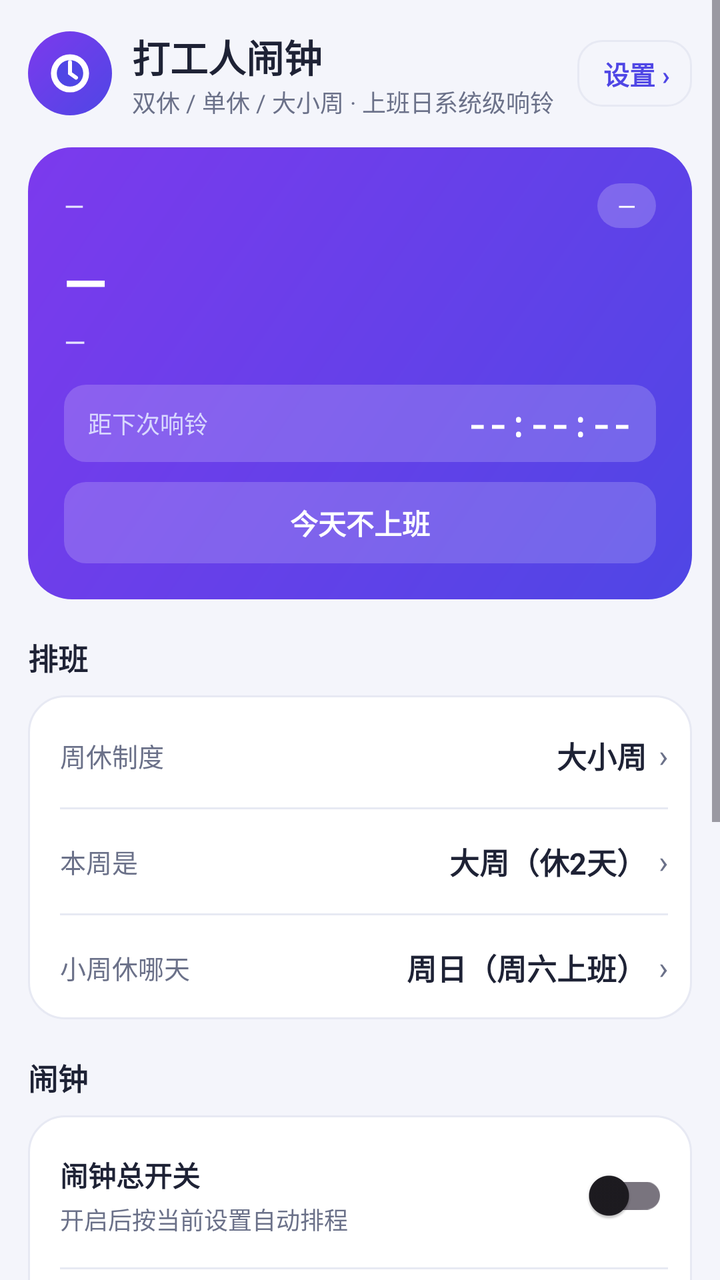
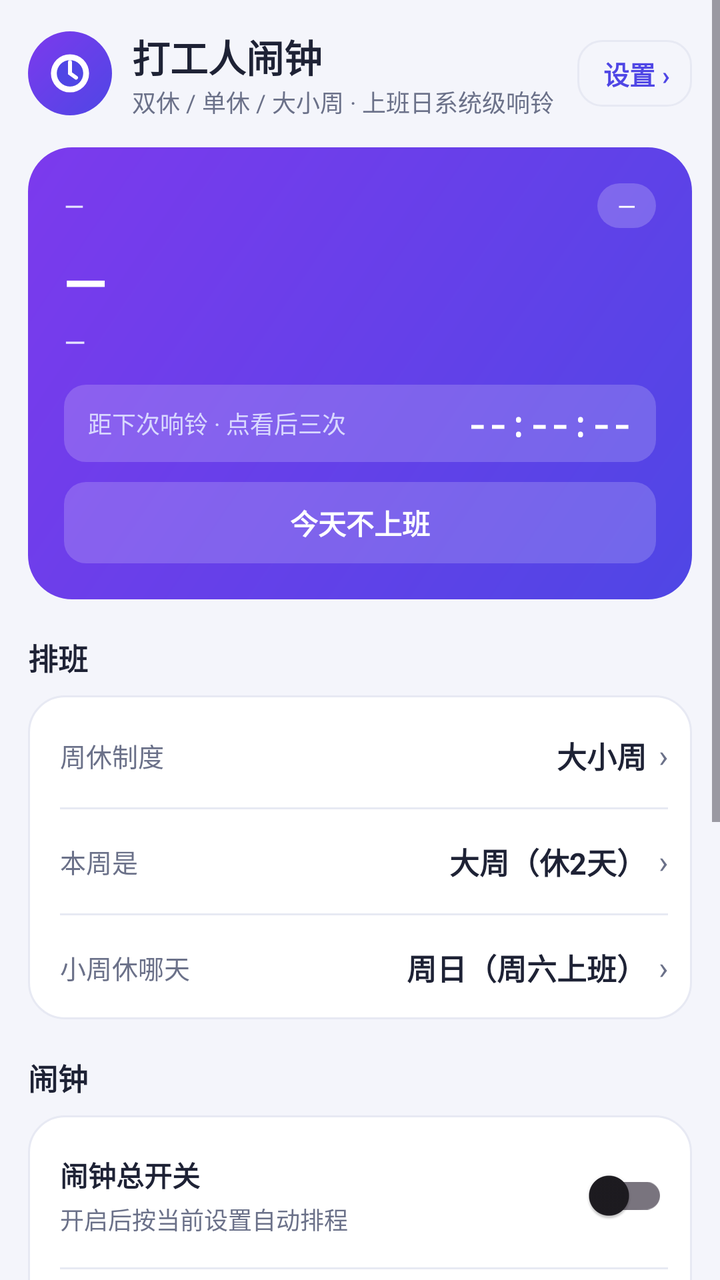

Compare the two renders of this Android layout. The source of the first and the diff that turns it into the second are given below.
<!-- AndroidManifest.xml: application theme Theme.DaxiaoWeekAlarm -->
<!-- res/layout/activity_main.xml -->
<?xml version="1.0" encoding="utf-8"?>
<ScrollView xmlns:android="http://schemas.android.com/apk/res/android"
    android:layout_width="match_parent"
    android:layout_height="match_parent"
    android:background="@color/bg"
    android:fitsSystemWindows="true">

    <LinearLayout
        android:layout_width="match_parent"
        android:layout_height="wrap_content"
        android:orientation="vertical"
        android:padding="14dp">

        
        <LinearLayout
            android:layout_width="match_parent"
            android:layout_height="wrap_content"
            android:orientation="horizontal"
            android:gravity="center_vertical"
            android:layout_marginBottom="14dp">

            <ImageView
                android:layout_width="42dp"
                android:layout_height="42dp"
                android:background="@drawable/bg_hero"
                android:padding="8dp"
                android:src="@drawable/ic_clock_white" />

            <LinearLayout
                android:layout_width="0dp"
                android:layout_height="wrap_content"
                android:layout_weight="1"
                android:orientation="vertical"
                android:layout_marginStart="10dp">

                <TextView
                    android:layout_width="wrap_content"
                    android:layout_height="wrap_content"
                    android:text="打工人闹钟"
                    android:textColor="@color/ink"
                    android:textSize="19sp"
                    android:textStyle="bold" />

                <TextView
                    android:layout_width="wrap_content"
                    android:layout_height="wrap_content"
                    android:text="双休 / 单休 / 大小周 · 上班日系统级响铃"
                    android:textColor="@color/sub"
                    android:textSize="12sp" />
            </LinearLayout>

            
            <TextView
                android:id="@+id/btn_settings_entry"
                android:layout_width="wrap_content"
                android:layout_height="wrap_content"
                android:layout_marginStart="8dp"
                android:background="@drawable/bg_time_outline"
                android:clickable="true"
                android:focusable="true"
                android:paddingStart="13dp"
                android:paddingEnd="11dp"
                android:paddingTop="7dp"
                android:paddingBottom="7dp"
                android:text="设置 ›"
                android:textColor="@color/indigo"
                android:textSize="13sp"
                android:textStyle="bold" />
        </LinearLayout>

        
        <LinearLayout
            android:layout_width="match_parent"
            android:layout_height="wrap_content"
            android:orientation="vertical"
            android:background="@drawable/bg_hero"
            android:padding="18dp">

            <LinearLayout
                android:layout_width="match_parent"
                android:layout_height="wrap_content"
                android:orientation="horizontal"
                android:gravity="center_vertical">

                
                <LinearLayout
                    android:layout_width="0dp"
                    android:layout_height="wrap_content"
                    android:layout_weight="1"
                    android:orientation="vertical">

                    <TextView
                        android:id="@+id/tv_today_date"
                        android:layout_width="wrap_content"
                        android:layout_height="wrap_content"
                        android:text="—"
                        android:textColor="#E6E4FF"
                        android:textSize="13sp" />

                    <TextView
                        android:id="@+id/tv_today_lunar"
                        android:layout_width="wrap_content"
                        android:layout_height="wrap_content"
                        android:layout_marginTop="1dp"
                        android:text=""
                        android:textColor="#C9CEFD"
                        android:textSize="11sp"
                        android:visibility="gone" />
                </LinearLayout>

                <TextView
                    android:id="@+id/tv_week_chip"
                    style="@style/WeekChip"
                    android:layout_width="wrap_content"
                    android:layout_height="wrap_content"
                    android:text="—" />
            </LinearLayout>

            <TextView
                android:id="@+id/tv_today_status"
                android:layout_width="wrap_content"
                android:layout_height="wrap_content"
                android:layout_marginTop="8dp"
                android:text="—"
                android:textColor="@color/white"
                android:textSize="28sp"
                android:textStyle="bold" />

            <TextView
                android:id="@+id/tv_today_sub"
                android:layout_width="match_parent"
                android:layout_height="wrap_content"
                android:layout_marginTop="2dp"
                android:text="—"
                android:textColor="#E6E4FF"
                android:textSize="14sp"
                android:lineSpacingMultiplier="1.15" />

            
            <LinearLayout
                android:id="@+id/box_countdown"
                android:layout_width="match_parent"
                android:layout_height="wrap_content"
                android:layout_marginTop="12dp"
                android:background="@drawable/bg_hero_pill"
                android:gravity="center_vertical"
                android:orientation="horizontal"
                android:paddingStart="12dp"
                android:paddingEnd="12dp"
                android:paddingTop="8dp"
                android:paddingBottom="8dp">

                <TextView
                    android:id="@+id/tv_countdown_label"
                    android:layout_width="0dp"
                    android:layout_height="wrap_content"
                    android:layout_weight="1"
                    android:ellipsize="end"
                    android:maxLines="1"
                    android:text="距下次响铃"
                    android:textColor="#D9D8FF"
                    android:textSize="12sp" />

                <TextView
                    android:id="@+id/tv_countdown"
                    android:layout_width="wrap_content"
                    android:layout_height="wrap_content"
                    android:fontFamily="monospace"
                    android:text="--:--:--"
                    android:textColor="@color/white"
                    android:textSize="17sp"
                    android:textStyle="bold" />
            </LinearLayout>

            
            <TextView
                android:id="@+id/btn_day_off"
                android:layout_width="match_parent"
                android:layout_height="wrap_content"
                android:layout_marginTop="10dp"
                android:background="@drawable/bg_hero_pill"
                android:clickable="true"
                android:focusable="true"
                android:gravity="center"
                android:paddingTop="10dp"
                android:paddingBottom="10dp"
                android:text="今天不上班"
                android:textColor="@color/white"
                android:textSize="14sp"
                android:textStyle="bold" />

        </LinearLayout>

        
        <TextView
            style="@style/SectionTitle"
            android:layout_width="wrap_content"
            android:layout_height="wrap_content"
            android:layout_marginTop="18dp"
            android:layout_marginBottom="8dp"
            android:text="排班" />

        <LinearLayout
            android:layout_width="match_parent"
            android:layout_height="wrap_content"
            android:background="@drawable/bg_card"
            android:orientation="vertical"
            android:paddingTop="4dp">

            
            <LinearLayout
                android:id="@+id/row_week_mode"
                style="@style/CardRow">

                <TextView
                    style="@style/CardRowLabel"
                    android:text="周休制度" />

                <TextView
                    android:id="@+id/tv_week_mode"
                    style="@style/CardRowValue"
                    android:text="大小周" />

                <TextView style="@style/CardRowChevron" />
            </LinearLayout>

            
            <LinearLayout
                android:id="@+id/ll_big_small"
                android:layout_width="match_parent"
                android:layout_height="wrap_content"
                android:orientation="vertical">

                <View style="@style/CardDivider" />

                
                <LinearLayout
                    android:id="@+id/row_week_big"
                    style="@style/CardRow">

                    <TextView
                        style="@style/CardRowLabel"
                        android:text="本周是" />

                    <TextView
                        android:id="@+id/tv_week_big"
                        style="@style/CardRowValue"
                        android:text="大周（休2天）" />

                    <TextView style="@style/CardRowChevron" />
                </LinearLayout>

                <View style="@style/CardDivider" />

                
                <LinearLayout
                    android:id="@+id/row_small_rest"
                    style="@style/CardRow">

                    <TextView
                        style="@style/CardRowLabel"
                        android:text="小周休哪天" />

                    <TextView
                        android:id="@+id/tv_small_rest"
                        style="@style/CardRowValue"
                        android:text="周日（周六上班）" />

                    <TextView style="@style/CardRowChevron" />
                </LinearLayout>
            </LinearLayout>
        </LinearLayout>

        
        <TextView
            style="@style/SectionTitle"
            android:layout_width="wrap_content"
            android:layout_height="wrap_content"
            android:layout_marginTop="18dp"
            android:layout_marginBottom="8dp"
            android:text="闹钟" />

        <LinearLayout
            android:layout_width="match_parent"
            android:layout_height="wrap_content"
            android:background="@drawable/bg_card"
            android:orientation="vertical"
            android:paddingTop="4dp">

            
            <LinearLayout
                android:id="@+id/row_alarm_switch"
                style="@style/CardRow">

                <LinearLayout
                    android:layout_width="0dp"
                    android:layout_height="wrap_content"
                    android:layout_weight="1"
                    android:orientation="vertical">

                    <TextView
                        android:layout_width="wrap_content"
                        android:layout_height="wrap_content"
                        android:text="闹钟总开关"
                        android:textColor="@color/ink"
                        android:textSize="14sp"
                        android:textStyle="bold" />

                    <TextView
                        android:id="@+id/tv_switch_hint"
                        android:layout_width="wrap_content"
                        android:layout_height="wrap_content"
                        android:layout_marginTop="3dp"
                        android:text="开启后按当前设置自动排程"
                        android:textColor="@color/sub"
                        android:textSize="12sp" />
                </LinearLayout>

                <androidx.appcompat.widget.SwitchCompat
                    android:id="@+id/switch_alarm"
                    android:layout_width="wrap_content"
                    android:layout_height="wrap_content"
                    android:clickable="false"
                    android:focusable="false" />
            </LinearLayout>

            
            <View
                android:id="@+id/div_alarm_top"
                style="@style/CardDivider" />

            
            <LinearLayout
                android:id="@+id/alarm_list"
                android:layout_width="match_parent"
                android:layout_height="wrap_content"
                android:orientation="vertical"
                android:paddingStart="16dp"
                android:paddingEnd="12dp" />

            <TextView
                android:id="@+id/btn_add_alarm"
                android:layout_width="match_parent"
                android:layout_height="wrap_content"
                android:layout_marginStart="16dp"
                android:layout_marginEnd="16dp"
                android:layout_marginTop="12dp"
                android:layout_marginBottom="16dp"
                android:background="@drawable/bg_add_alarm"
                android:clickable="true"
                android:focusable="true"
                android:gravity="center"
                android:padding="13dp"
                android:text="+ 添加闹钟"
                android:textColor="@color/indigo"
                android:textSize="14sp"
                android:textStyle="bold" />
        </LinearLayout>

        
        <LinearLayout
            android:id="@+id/row_calendar_entry"
            android:layout_width="match_parent"
            android:layout_height="wrap_content"
            android:layout_marginTop="14dp"
            android:background="@drawable/bg_card"
            android:clickable="true"
            android:focusable="true"
            android:gravity="center_vertical"
            android:orientation="horizontal"
            android:paddingStart="16dp"
            android:paddingEnd="14dp"
            android:paddingTop="14dp"
            android:paddingBottom="14dp">

            <LinearLayout
                android:layout_width="0dp"
                android:layout_height="wrap_content"
                android:layout_weight="1"
                android:orientation="vertical">

                <TextView
                    android:layout_width="wrap_content"
                    android:layout_height="wrap_content"
                    android:text="排班日历"
                    android:textColor="@color/ink"
                    android:textSize="15sp"
                    android:textStyle="bold" />

                <TextView
                    android:id="@+id/tv_cal_entry_sub"
                    android:layout_width="wrap_content"
                    android:layout_height="wrap_content"
                    android:layout_marginTop="3dp"
                    android:ellipsize="end"
                    android:maxLines="1"
                    android:text="—"
                    android:textColor="@color/sub"
                    android:textSize="12sp" />
            </LinearLayout>

            <TextView
                android:layout_width="wrap_content"
                android:layout_height="wrap_content"
                android:layout_marginStart="8dp"
                android:text="›"
                android:textColor="@color/sub"
                android:textSize="20sp" />
        </LinearLayout>

        
        <LinearLayout
            android:layout_width="match_parent"
            android:layout_height="wrap_content"
            android:layout_marginTop="18dp"
            android:background="@drawable/bg_card"
            android:clipToOutline="true"
            android:orientation="vertical">

            <LinearLayout
                android:id="@+id/row_guide_header"
                android:layout_width="match_parent"
                android:layout_height="wrap_content"
                android:background="?attr/selectableItemBackground"
                android:clickable="true"
                android:focusable="true"
                android:gravity="center_vertical"
                android:minHeight="52dp"
                android:orientation="horizontal"
                android:paddingStart="16dp"
                android:paddingEnd="14dp">

                <TextView
                    android:layout_width="0dp"
                    android:layout_height="wrap_content"
                    android:layout_weight="1"
                    android:text="使用说明"
                    android:textColor="@color/ink"
                    android:textSize="15sp"
                    android:textStyle="bold" />

                <TextView
                    android:id="@+id/tv_guide_toggle"
                    android:layout_width="wrap_content"
                    android:layout_height="wrap_content"
                    android:text="展开"
                    android:textColor="@color/indigo"
                    android:textSize="13sp"
                    android:textStyle="bold" />
            </LinearLayout>

            <LinearLayout
                android:id="@+id/guide_body"
                android:layout_width="match_parent"
                android:layout_height="wrap_content"
                android:orientation="vertical"
                android:paddingStart="16dp"
                android:paddingEnd="16dp"
                android:paddingBottom="14dp"
                android:visibility="gone">

                <View
                    android:layout_width="match_parent"
                    android:layout_height="1dp"
                    android:layout_marginBottom="10dp"
                    android:background="@color/line" />

                <TextView
                    android:id="@+id/tv_guide"
                    style="@style/FieldHint"
                    android:layout_width="match_parent"
                    android:layout_height="wrap_content"
                    android:lineSpacingMultiplier="1.3"
                    android:text="1. 先在「排班」里选周休制度（双休 / 单休 / 大小周），之后每周自动推算，点「排班日历」可整月核对。\n2. 「+ 添加闹钟」可加多个闹钟，各自选「仅上班日 / 每天 / 仅休息日」；点已有闹钟可改时间、名称、规则或删除。\n3. 今天不上班：点今日卡底部的「今天不上班」，一次点完，再点一次恢复。\n4. 其他某天请假 / 加班：进「排班日历」点那天 →「标记为请假 / 加班」，当天闹钟按标记跳过或照响。\n5. 打开「闹钟总开关」即开始排程，首页会显示距下次响铃的倒计时；开启状态下改任何设置都即时生效。\n6. 音量、铃声、稍后提醒、睡前提醒、备份，都在右上角「设置」里。\n7. 日历里日期下方的「班 / 休 / 假 / 补」是当天状态；农历节日、基督教节日可在设置里开关。\n8. 桌面长按空白处可添加「下一个闹钟」「本周班表」两个小组件。\n9. 换手机用「导出配置 / 导入配置」；若被杀后台漏响，请允许自启动并加入电池白名单。" />
            </LinearLayout>
        </LinearLayout>

        
        <TextView
            android:id="@+id/btn_test"
            android:layout_width="match_parent"
            android:layout_height="48dp"
            android:layout_marginTop="16dp"
            android:background="@drawable/bg_btn_outline"
            android:clickable="true"
            android:focusable="true"
            android:gravity="center"
            android:text="测试响铃"
            android:textColor="@color/indigo"
            android:textSize="14sp"
            android:textStyle="bold" />

        
        <LinearLayout
            android:layout_width="match_parent"
            android:layout_height="wrap_content"
            android:layout_marginTop="10dp"
            android:background="@drawable/bg_card"
            android:clipToOutline="true"
            android:orientation="vertical">

            <LinearLayout
                android:id="@+id/row_run_header"
                android:layout_width="match_parent"
                android:layout_height="wrap_content"
                android:background="?attr/selectableItemBackground"
                android:clickable="true"
                android:focusable="true"
                android:gravity="center_vertical"
                android:minHeight="46dp"
                android:orientation="horizontal"
                android:paddingStart="16dp"
                android:paddingEnd="14dp">

                <TextView
                    android:layout_width="wrap_content"
                    android:layout_height="wrap_content"
                    android:text="运行状态"
                    android:textColor="@color/sub"
                    android:textSize="13sp" />

                <TextView
                    android:id="@+id/tv_run_summary"
                    android:layout_width="0dp"
                    android:layout_height="wrap_content"
                    android:layout_weight="1"
                    android:layout_marginStart="10dp"
                    android:ellipsize="end"
                    android:maxLines="1"
                    android:text="—"
                    android:textColor="@color/ink"
                    android:textSize="13sp"
                    android:textStyle="bold" />

                <TextView
                    android:id="@+id/tv_run_toggle"
                    android:layout_width="wrap_content"
                    android:layout_height="wrap_content"
                    android:layout_marginStart="8dp"
                    android:text="展开"
                    android:textColor="@color/indigo"
                    android:textSize="12sp"
                    android:textStyle="bold" />
            </LinearLayout>

            <LinearLayout
                android:id="@+id/run_body"
                android:layout_width="match_parent"
                android:layout_height="wrap_content"
                android:orientation="vertical"
                android:paddingStart="16dp"
                android:paddingEnd="16dp"
                android:paddingBottom="12dp"
                android:visibility="gone">

                <View
                    android:layout_width="match_parent"
                    android:layout_height="1dp"
                    android:layout_marginBottom="10dp"
                    android:background="@color/line" />

                <TextView
                    android:id="@+id/tv_status"
                    style="@style/FieldHint"
                    android:layout_width="match_parent"
                    android:layout_height="wrap_content"
                    android:text="—" />

                <TextView
                    android:id="@+id/tv_anchor"
                    style="@style/FieldHint"
                    android:layout_width="match_parent"
                    android:layout_height="wrap_content"
                    android:layout_marginTop="6dp"
                    android:text="当前基准（大周周六）：" />

                <TextView
                    android:id="@+id/tv_holiday_note"
                    style="@style/FieldHint"
                    android:layout_width="match_parent"
                    android:layout_height="wrap_content"
                    android:layout_marginTop="4dp"
                    android:text="已内置 2026 年节假日安排（放假与调休优先于周休制度）" />
            </LinearLayout>
        </LinearLayout>

    </LinearLayout>
</ScrollView>
<!-- resources referenced by this layout -->
<resources>
  <color name="bg">#F4F5FB</color>
  <color name="indigo">#4F46E5</color>
  <color name="ink">#1E2235</color>
  <color name="line">#E7E9F3</color>
  <color name="sub">#6B7189</color>
  <color name="white">#FFFFFFFF</color>
  <!-- drawable bg_card (drawable) -->
  <?xml version="1.0" encoding="utf-8"?>
  <shape xmlns:android="http://schemas.android.com/apk/res/android"
      android:shape="rectangle">
      <solid android:color="@color/card" />
      <corners android:radius="18dp" />
      <stroke android:width="1dp" android:color="@color/line" />
  </shape>
  <!-- drawable bg_hero (drawable) -->
  <?xml version="1.0" encoding="utf-8"?>
  <shape xmlns:android="http://schemas.android.com/apk/res/android"
      android:shape="rectangle">
      <gradient
          android:angle="135"
          android:startColor="@color/indigo"
          android:endColor="@color/violet" />
      <corners android:radius="22dp" />
  </shape>
  <!-- drawable bg_hero_pill (drawable) -->
  <?xml version="1.0" encoding="utf-8"?>
  <shape xmlns:android="http://schemas.android.com/apk/res/android"
      android:shape="rectangle">
      <solid android:color="#2EFFFFFF" />
      <corners android:radius="11dp" />
  </shape>
  <style name="CardDivider">
          <item name="android:layout_width">match_parent</item>
          <item name="android:layout_height">1dp</item>
          <item name="android:layout_marginStart">16dp</item>
          <item name="android:layout_marginEnd">12dp</item>
          <item name="android:background">@color/line</item>
      </style>
  <style name="CardRowChevron">
          <item name="android:layout_width">wrap_content</item>
          <item name="android:layout_height">wrap_content</item>
          <item name="android:layout_marginStart">6dp</item>
          <item name="android:text">›</item>
          <item name="android:textColor">@color/sub</item>
          <item name="android:textSize">16sp</item>
      </style>
  <style name="CardRowLabel">
          <item name="android:layout_width">0dp</item>
          <item name="android:layout_height">wrap_content</item>
          <item name="android:layout_weight">1</item>
          <item name="android:textColor">@color/sub</item>
          <item name="android:textSize">13sp</item>
      </style>
  <style name="CardRowValue">
          <item name="android:layout_width">wrap_content</item>
          <item name="android:layout_height">wrap_content</item>
          <item name="android:textColor">@color/ink</item>
          <item name="android:textSize">15sp</item>
          <item name="android:textStyle">bold</item>
      </style>
  <style name="FieldHint">
          <item name="android:textColor">@color/sub</item>
          <item name="android:textSize">12sp</item>
      </style>
  <style name="SectionTitle">
          <item name="android:textColor">@color/ink</item>
          <item name="android:textSize">15sp</item>
          <item name="android:textStyle">bold</item>
      </style>
  <style name="Theme.DaxiaoWeekAlarm" parent="Theme.Material3.DayNight.NoActionBar">
          <item name="colorPrimary">@color/indigo</item>
          <item name="colorPrimaryVariant">@color/indigo_dark</item>
          <item name="colorOnPrimary">@color/white</item>
          <item name="android:statusBarColor">@color/bg</item>
          <item name="android:windowLightStatusBar">true</item>
      </style>
  <color name="card">#FFFFFF</color>
  <color name="violet">#7C3AED</color>
  <!-- drawable bg_chip_white (drawable) -->
  <?xml version="1.0" encoding="utf-8"?>
  <shape xmlns:android="http://schemas.android.com/apk/res/android"
      android:shape="rectangle">
      <solid android:color="#33FFFFFF" />
      <corners android:radius="999dp" />
  </shape>
  <color name="indigo_dark">#4338CA</color>
  <!-- unchanged entries left out for length: 6 -->
</resources>

<!-- the commit's change to res/layout/activity_main.xml (unified diff, before → after) -->
@@ -143,6 +143,9 @@
                 android:layout_height="wrap_content"
                 android:layout_marginTop="12dp"
                 android:background="@drawable/bg_hero_pill"
+                android:clickable="true"
+                android:focusable="true"
+                android:foreground="?attr/selectableItemBackground"
                 android:gravity="center_vertical"
                 android:orientation="horizontal"
                 android:paddingStart="12dp"
@@ -157,7 +160,7 @@
                     android:layout_weight="1"
                     android:ellipsize="end"
                     android:maxLines="1"
-                    android:text="距下次响铃"
+                    android:text="距下次响铃 · 点看后三次"
                     android:textColor="#D9D8FF"
                     android:textSize="12sp" />
 
